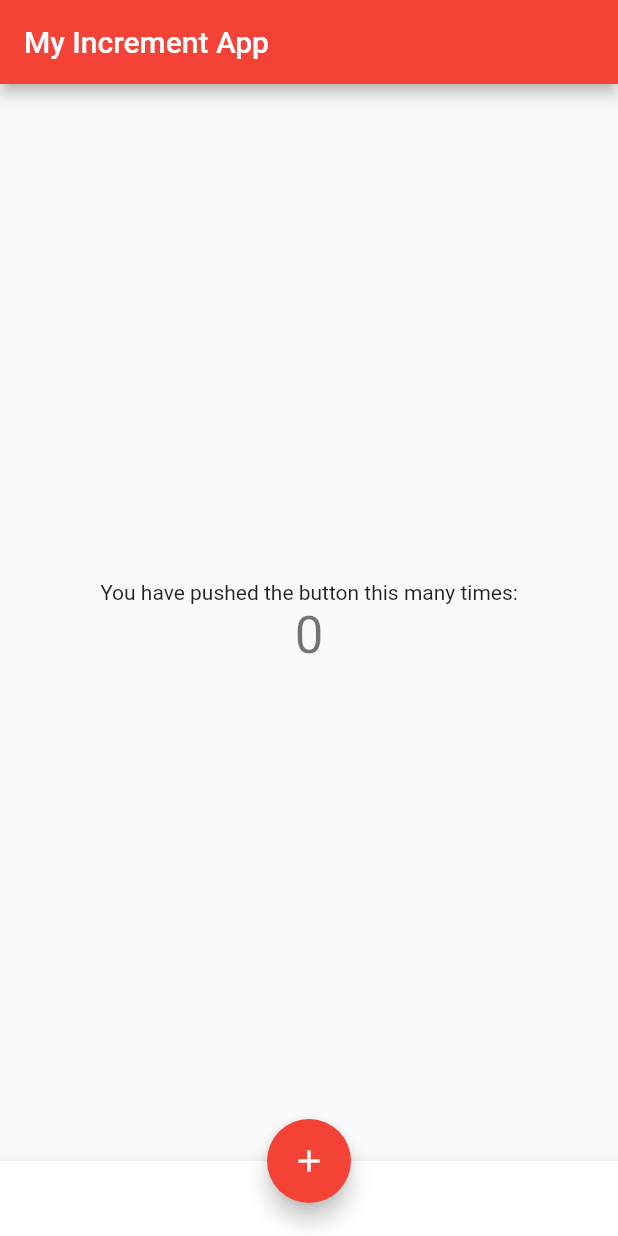
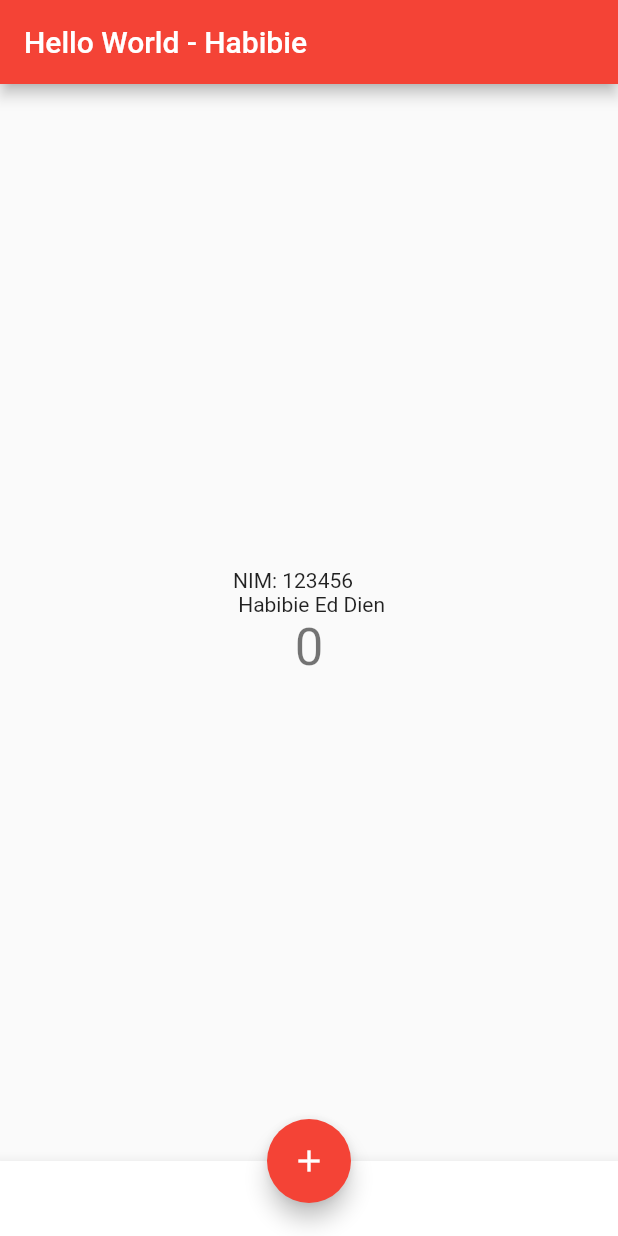
Before and after one commit to hbb-polinema/01-hello-world-flutter, a Flutter app: the screen it shows after launch, on a phone screen of 412 x 824 dp. Run offline on Flutter 3.47's test engine with Material 2 defaults, Android fonts, the phone set to English and light mode, and no system bars.

Commit message:
hasil praktikum hello world

```diff
--- a/lib/main.dart
+++ b/lib/main.dart
@@ -14,7 +14,7 @@ class MyApp extends StatelessWidget {
       theme: ThemeData(
         primarySwatch: Colors.red,
       ),
-      home: const MyHomePage(title: 'My Increment App'),
+      home: const MyHomePage(title: 'Hello World - Habibie'),
     );
   }
 }
@@ -48,7 +48,7 @@ class _MyHomePageState extends State<MyHomePage> {
           mainAxisAlignment: MainAxisAlignment.center,
           children: <Widget>[
             const Text(
-              'You have pushed the button this many times:',
+              'NIM: 123456 \n Habibie Ed Dien',
             ),
             Text(
               '$_counter',
```
Also changed, not shown: img/schot1.png (added), 1 other file.
